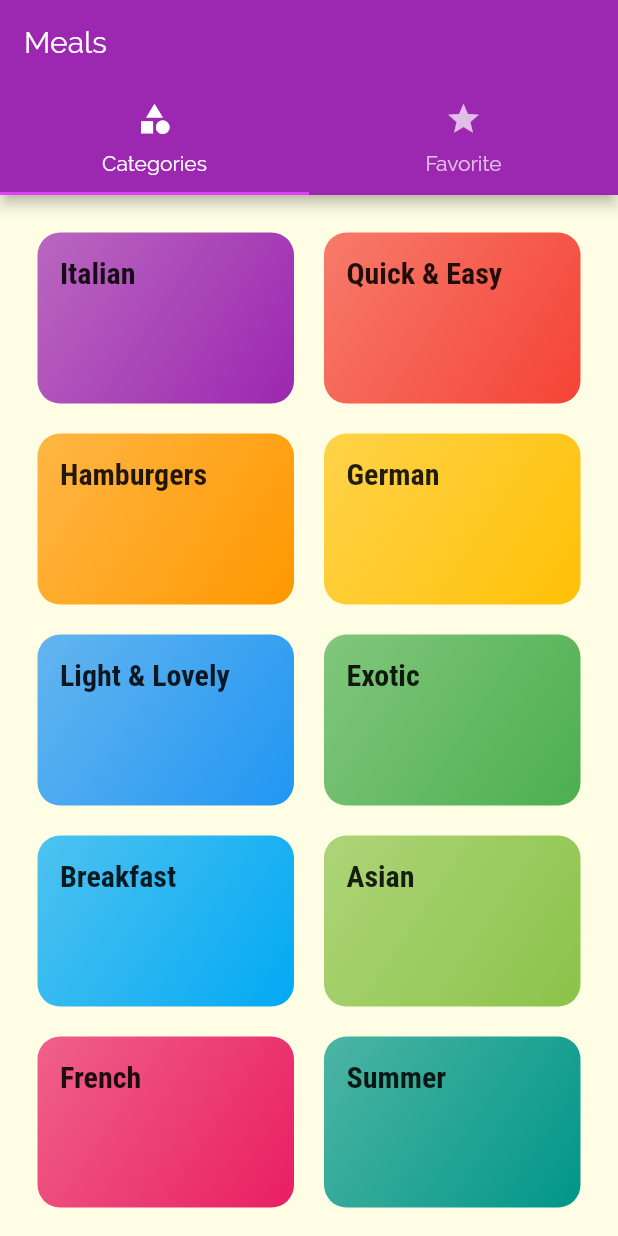
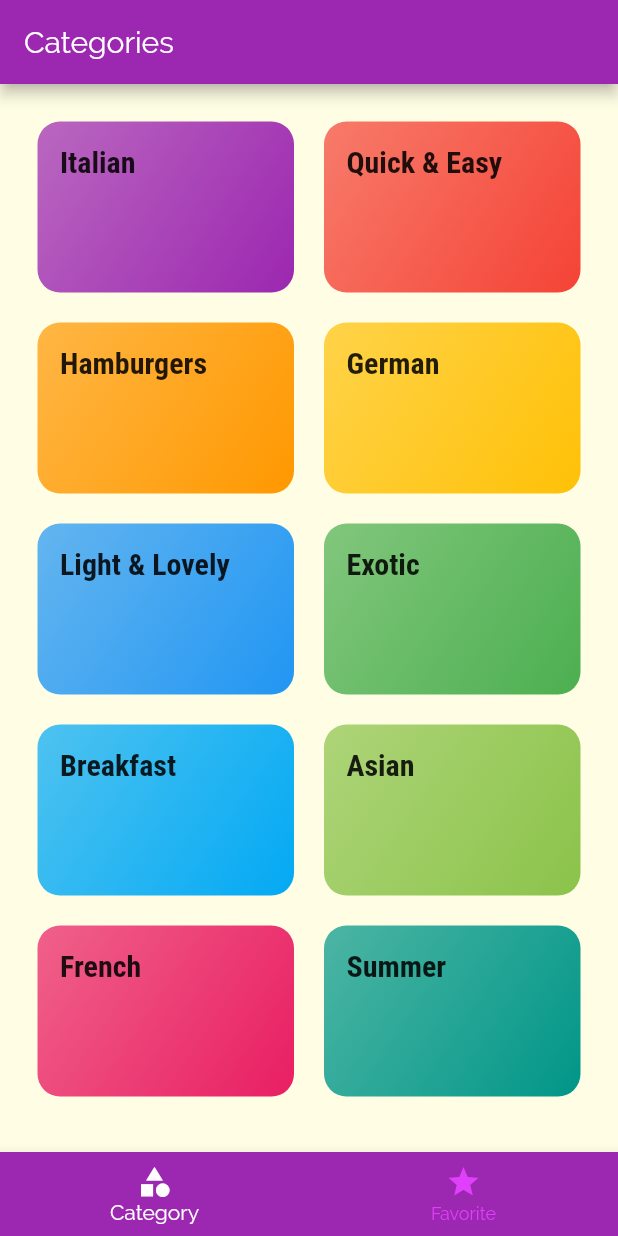
Before and after one commit to RadiRS/ft-meals-apps, a Flutter app: the screen it shows after launch, on a phone screen of 412 x 824 dp. Run offline on Flutter 3.47's test engine with Material 2 defaults, Android fonts, the phone set to English and light mode, and no system bars.

```diff
--- a/lib/screens/tabs_screen.dart
+++ b/lib/screens/tabs_screen.dart
@@ -10,32 +10,42 @@ class TabsScreen extends StatefulWidget {
 }
 
 class _TabsScreenState extends State<TabsScreen> {
+  final List<Map<String, Object>> _pages = [
+    {'page': CategoriesScreen(), 'title': 'Categories'},
+    {'page': FavoriteScreen(), 'title': 'Favorite'},
+  ];
+
+  int _selectedPageIndex = 0;
+
+  void _onSelectPage(int index) {
+    setState(() {
+      _selectedPageIndex = index;
+    });
+  }
+
   @override
   Widget build(BuildContext context) {
-    return DefaultTabController(
-      length: 2,
-      child: Scaffold(
-        appBar: AppBar(
-          title: Text('Meals'),
-          bottom: TabBar(
-            tabs: [
-              Tab(
-                text: 'Categories',
-                icon: Icon(Icons.category),
-              ),
-              Tab(
-                text: 'Favorite',
-                icon: Icon(Icons.star),
-              ),
-            ],
+    return Scaffold(
+      appBar: AppBar(
+        title: Text(_pages[_selectedPageIndex]['title']),
+      ),
+      body: _pages[_selectedPageIndex]['page'],
+      bottomNavigationBar: BottomNavigationBar(
+        currentIndex: _selectedPageIndex,
+        backgroundColor: Theme.of(context).primaryColor,
+        unselectedItemColor: Theme.of(context).accentColor,
+        selectedItemColor: Colors.white,
+        onTap: _onSelectPage,
+        items: [
+          BottomNavigationBarItem(
+            icon: Icon(Icons.category),
+            label: 'Category',
           ),
-        ),
-        body: TabBarView(
-          children: [
-            CategoriesScreen(),
-            FavoriteScreen(),
-          ],
-        ),
+          BottomNavigationBarItem(
+            icon: Icon(Icons.star),
+            label: 'Favorite',
+          ),
+        ],
       ),
     );
   }
```
